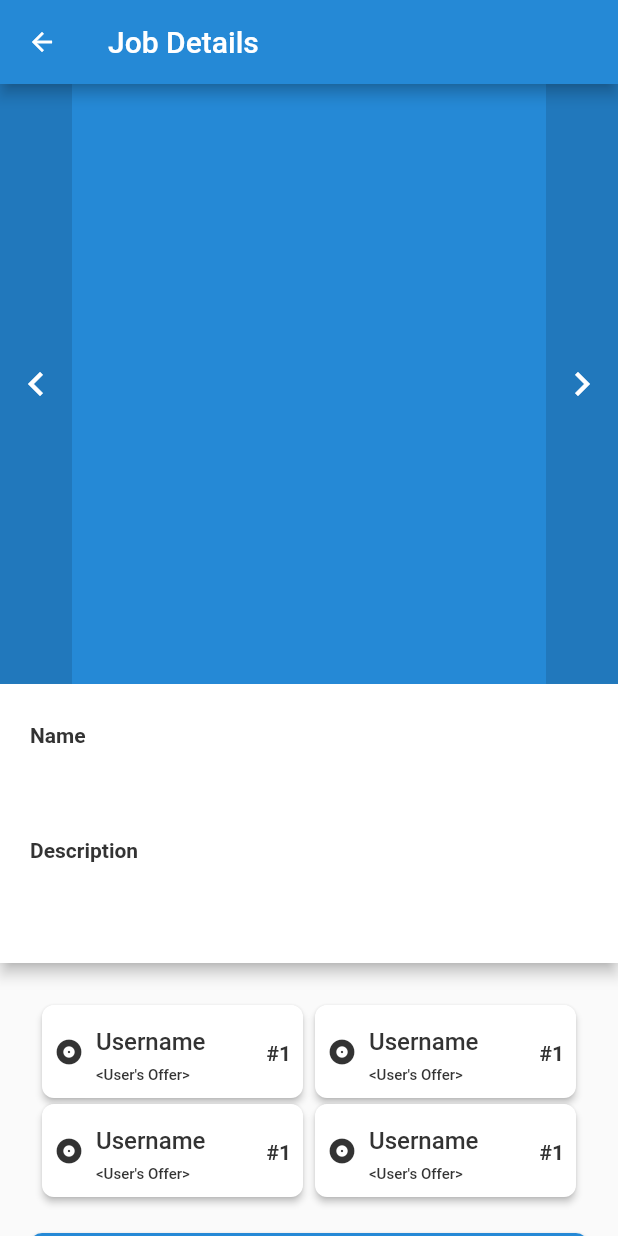
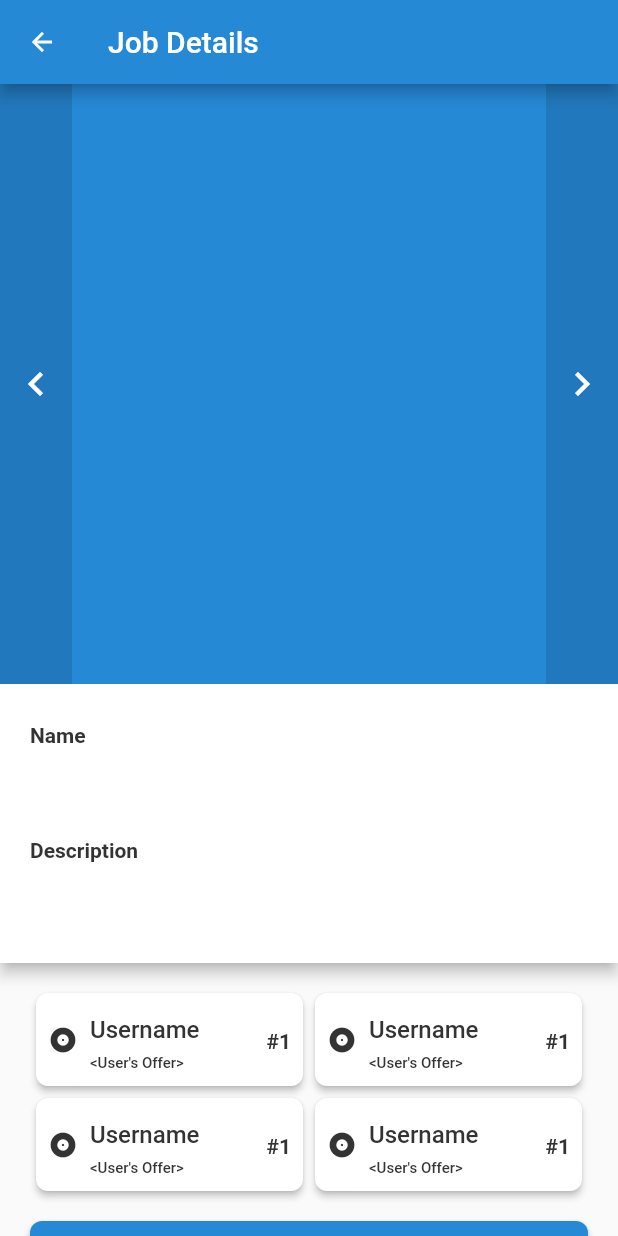
Before and after one commit to PC-Chair-Fight/project-frontend, a Flutter app: the JobDetailsScreen screen opened directly with empty values, on a phone screen of 412 x 824 dp. Run offline on Flutter 3.47's test engine with Material 2 defaults, Android fonts, the phone set to English and light mode, and no system bars; our stand-ins replace dio, get_it, shared_preferences; missing offline and left inert: date_range_form_field; accounts and stored records are empty.

Commit message:
Fixed overflowing of bid cards

```diff
--- a/lib/modules/job/widgets/job_details.widget.dart
+++ b/lib/modules/job/widgets/job_details.widget.dart
@@ -111,6 +111,7 @@ class _JobDetailsState extends State<JobDetails> {
                                 mainAxisSize: MainAxisSize.min,
                                 children: [
                                   _bidGridView(context),
+                                  SizedBox(height: ThemeConfig.of(context).mediumSpacing,),
                                   _bidButton(context),
                                 ],
                               ),
@@ -130,7 +131,7 @@ class _JobDetailsState extends State<JobDetails> {
                   child: Center(
                     child: Padding(
                       padding: EdgeInsets.symmetric(
-                        horizontal: ThemeConfig.of(context).appMargin,
+                        vertical: ThemeConfig.of(context).appMargin,
                       ),
                       child: Column(
                         mainAxisSize: MainAxisSize.min,
@@ -171,6 +172,7 @@ class _JobDetailsState extends State<JobDetails> {
                                 mainAxisSize: MainAxisSize.min,
                                 children: [
                                   _bidGridView(context),
+                                  SizedBox(height: ThemeConfig.of(context).mediumSpacing,),
                                   _bidButton(context),
                                 ],
                               ),
@@ -195,17 +197,12 @@ class _JobDetailsState extends State<JobDetails> {
   }
 
   Widget _bidGridView(BuildContext context) {
-    return GridView.count(
-      crossAxisSpacing: ThemeConfig.of(context).smallSpacing,
-      mainAxisSpacing: ThemeConfig.of(context).smallSpacing,
-      childAspectRatio: 3,
-      // TODO somehow compute this
-      shrinkWrap: true,
-      primary: false,
-      padding: EdgeInsets.all(
-        ThemeConfig.of(context).smallSpacing,
-      ),
-      crossAxisCount: 2,
+    return LayoutBuilder(
+      builder: (context, size) => Wrap(
+        direction: Axis.horizontal,
+        runSpacing: ThemeConfig.of(context).smallSpacing,
+        spacing: ThemeConfig.of(context).smallSpacing,
+        alignment: WrapAlignment.center,
         children: [
           BidderCardWidget(),
           BidderCardWidget(),
@@ -213,15 +210,17 @@ class _JobDetailsState extends State<JobDetails> {
           BidderCardWidget(),
         ]
             .map(
-            (bidderCardWidget) => Center(
-              child: Column(
-                mainAxisSize: MainAxisSize.min,
-                crossAxisAlignment: CrossAxisAlignment.stretch,
-                children: [bidderCardWidget],
-              ),
+              (w) => ConstrainedBox(
+                // make a wrap child be just wide enough to fit two such
+                // children on a row, taking into account the spacing
+                constraints: BoxConstraints(
+                    maxWidth: size.maxWidth / 2 -
+                        ThemeConfig.of(context).smallSpacing),
+                child: w,
               ),
             )
-          .toList(), // TODO fill with fetched bids
+            .toList(),
+      ),
     );
   }
 
--- a/lib/modules/shared/widgets/image_carousel.widget.dart
+++ b/lib/modules/shared/widgets/image_carousel.widget.dart
@@ -39,7 +39,10 @@ class _ImageCarouselWidgetState extends State<ImageCarouselWidget> {
                               : Center(
                                   child: CircularProgressIndicator(
                                     value: loadingProgress.expectedTotalBytes !=
-                                            null
+                                                null &&
+                                            loadingProgress
+                                                    .expectedTotalBytes !=
+                                                0
                                         ? loadingProgress
                                                 .cumulativeBytesLoaded /
                                             loadingProgress.expectedTotalBytes!
```
Lines whose indentation alone changed are shown as unchanged.
